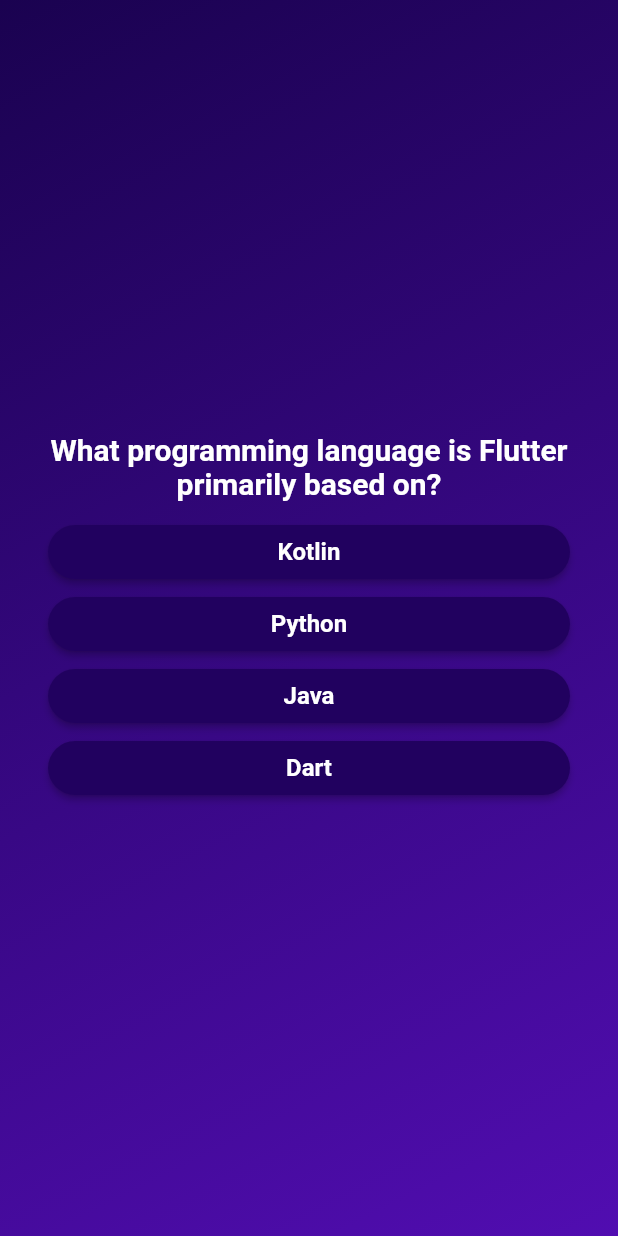
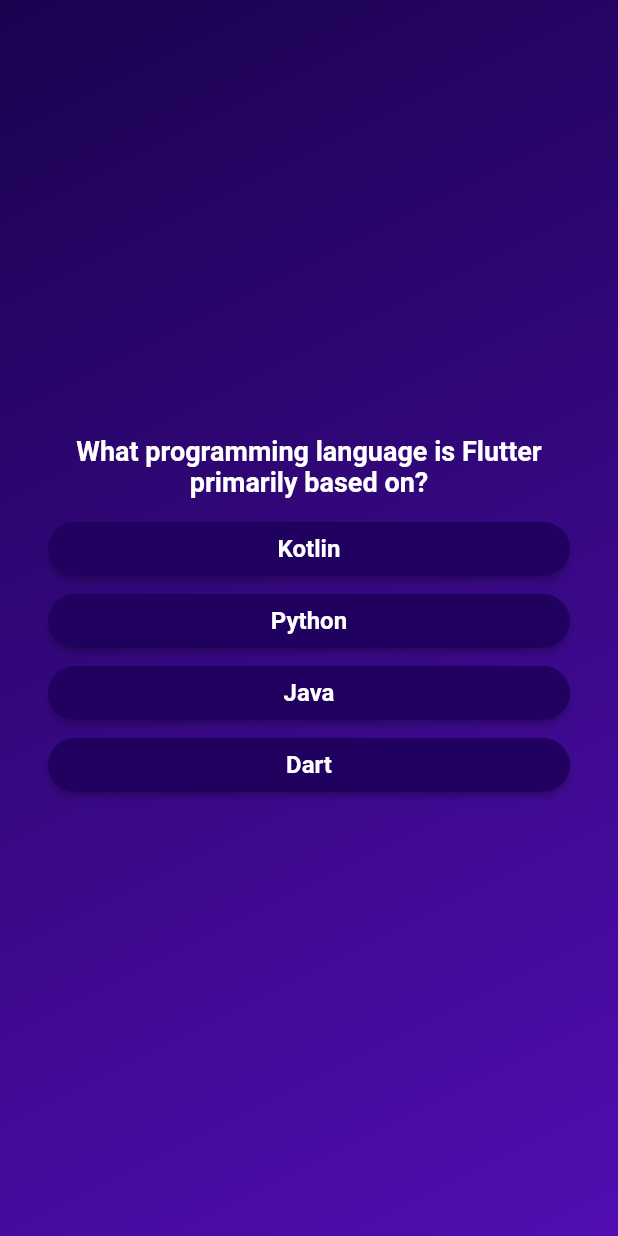
Before and after one commit to ChanderParkash179/FlutterJourney, a Flutter app: the screen it shows after launch, after a tap on "Start", after a tap on "iOS-Platform", on a phone screen of 412 x 824 dp. Run offline on Flutter 3.47's test engine with Material 2 defaults, Android fonts, the phone set to English and light mode, and no system bars; our stand-ins replace google_fonts; Roboto replaces fonts that are missing (Times New Roman).

Commit message:
added google font to questions in pro-02

```diff
--- a/lib/projects/quiz/questions.dart
+++ b/lib/projects/quiz/questions.dart
@@ -28,4 +28,67 @@ const questions = [
       'Machine Learning',
     ],
   ),
+  QuizModel(
+    'Which command is used to create a new Flutter project in the terminal?',
+    [
+      'flutter create',
+      'start flutter',
+      'new project flutter',
+      'create-flutter-app',
+    ],
+  ),
+  QuizModel(
+    '10. Which command is used to run tests in a Flutter project?',
+    [
+      'flutter test',
+      'run test',
+      'flutterTest()',
+      'execute tests',
+    ],
+  ),
+  QuizModel(
+    'What is the main function in a Flutter app?',
+    [
+      'void main()',
+      'startApp()',
+      'runApp()',
+      'mainFunction()',
+    ],
+  ),
+  QuizModel(
+    'What does the \'setState\' method do in Flutter?',
+    [
+      'rebuild widget tree',
+      'reloads entire app',
+      'reset the state of device',
+      'set the state globally',
+    ],
+  ),
+  QuizModel(
+    'Which widget is commonly used for creating a list of scrollable items in Flutter?',
+    [
+      'ListView',
+      'Container',
+      'GridView',
+      'Column',
+    ],
+  ),
+  QuizModel(
+    'What is the purpose of the \'pubspec.yaml\' file in a Flutter project?',
+    [
+      'Managing Project Dependencies',
+      'Defining App Layouts',
+      'Configuring app permissions',
+      'Storing API Keys',
+    ],
+  ),
+  QuizModel(
+    'What is the purpose of the \'hot reload\' feature in Flutter?',
+    [
+      'Reload the app with latest changes',
+      'Restart the entire app',
+      'Freeze the App State',
+      'Disable Debugging',
+    ],
+  ),
 ];
--- a/lib/projects/quiz/questions_screen.dart
+++ b/lib/projects/quiz/questions_screen.dart
@@ -1,6 +1,7 @@
 import 'package:flutter/material.dart';
 import 'package:flutter_journey/projects/quiz/questions.dart';
 import 'package:flutter_journey/projects/quiz/utils/answer_button.dart';
+import 'package:google_fonts/google_fonts.dart';
 
 class QuestionScreen extends StatefulWidget {
   const QuestionScreen({super.key});
@@ -32,11 +33,10 @@ class _QuestionScreenState extends State<QuestionScreen> {
           children: [
             Text(
               currentQuestion.text,
-              style: const TextStyle(
+              style: GoogleFonts.mcLaren(
                 color: Colors.white,
                 fontWeight: FontWeight.bold,
-                fontSize: 20,
-                fontFamily: 'Times New Roman',
+                fontSize: 18,
               ),
               textAlign: TextAlign.center,
             ),
--- a/pubspec.yaml
+++ b/pubspec.yaml
@@ -35,6 +35,7 @@ dependencies:
   # The following adds the Cupertino Icons font to your application.
   # Use with the CupertinoIcons class for iOS style icons.
   cupertino_icons: ^1.0.2
+  google_fonts: ^6.1.0
 
 dev_dependencies:
   flutter_test:
```
Also changed, not shown: pubspec.lock.
